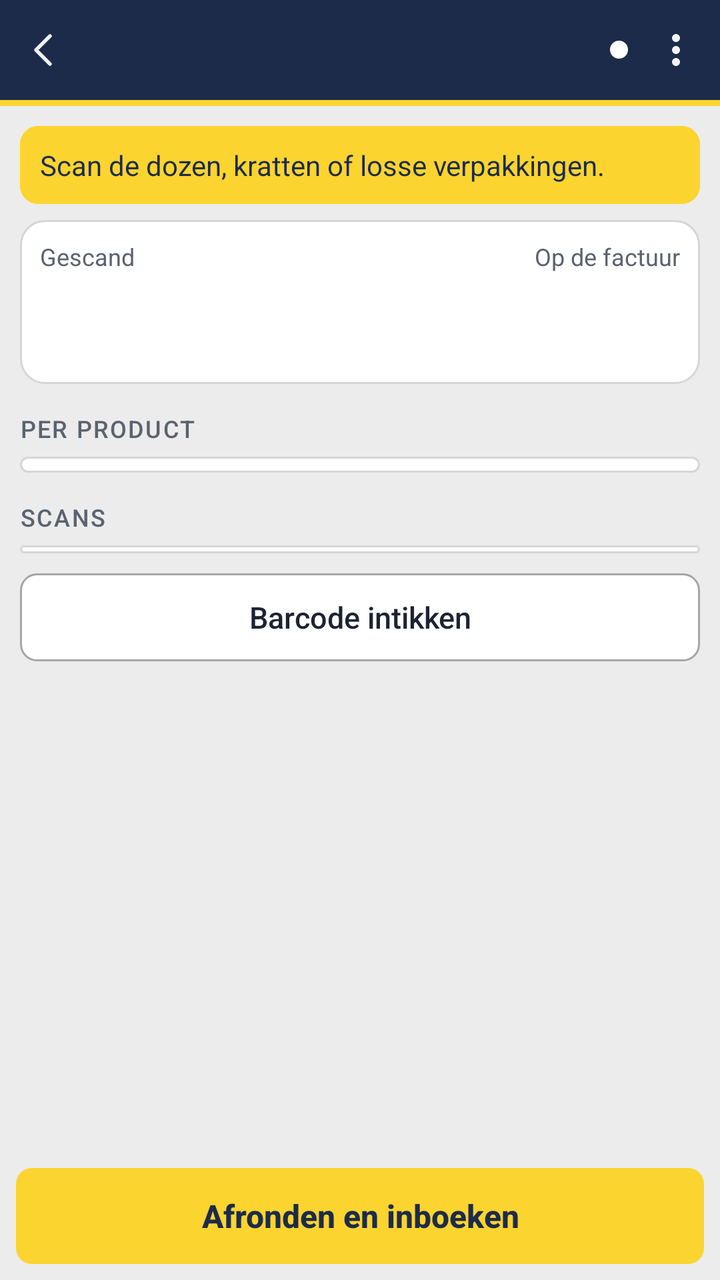
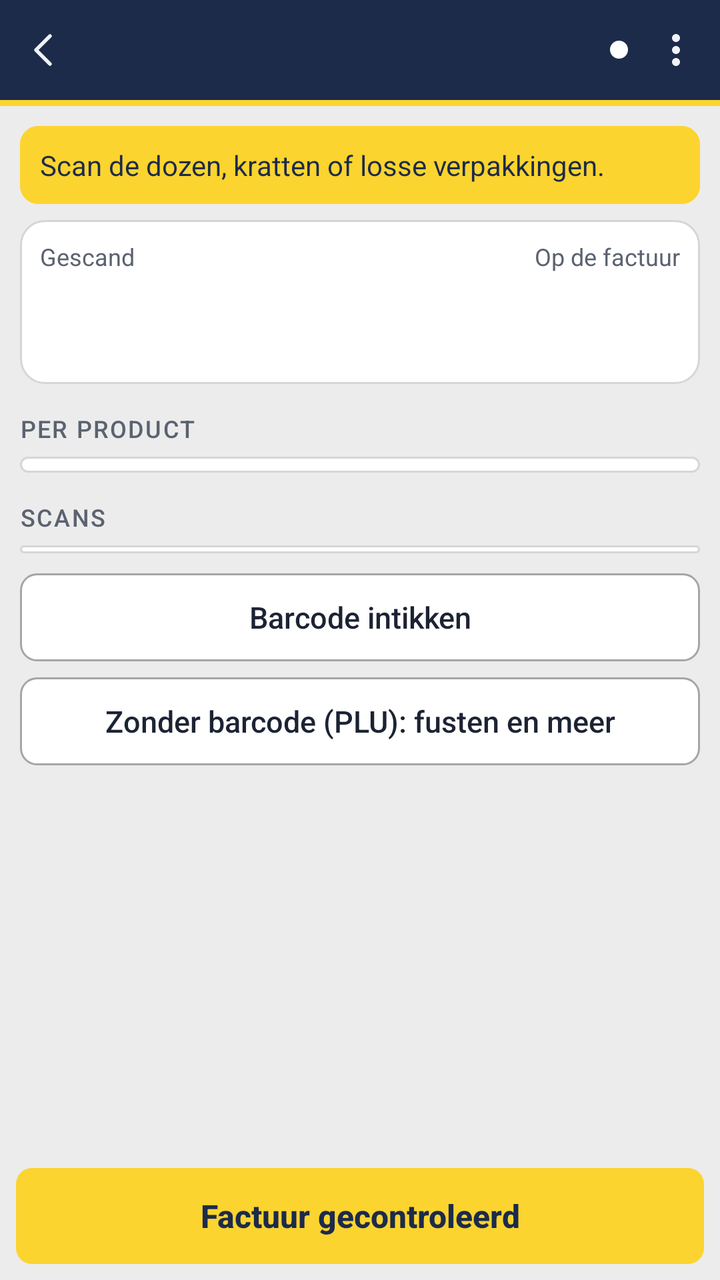

Two renders of the same Android screen: before a commit and after it. Below are the layout's source before the change and the commit's diff.
<!-- AndroidManifest.xml: activity theme Thema.Handterminal.Licht -->
<!-- res/layout/activity_factuur.xml -->
<?xml version="1.0" encoding="utf-8"?>
<LinearLayout xmlns:android="http://schemas.android.com/apk/res/android"
    xmlns:app="http://schemas.android.com/apk/res-auto"
    android:layout_width="match_parent"
    android:layout_height="match_parent"
    android:background="@color/achtergrond"
    android:orientation="vertical">

    <include
        android:id="@+id/balk"
        layout="@layout/balk" />

    <ScrollView
        android:layout_width="match_parent"
        android:layout_height="0dp"
        android:layout_weight="1">

        <LinearLayout
            android:layout_width="match_parent"
            android:layout_height="wrap_content"
            android:orientation="vertical"
            android:padding="10dp">

            <TextView
                android:id="@+id/scanMelding"
                android:layout_width="match_parent"
                android:layout_height="wrap_content"
                android:layout_marginBottom="8dp"
                android:background="@drawable/badge_geel"
                android:padding="10dp"
                android:text="@string/scan_dozen"
                android:textColor="@color/navy"
                android:textSize="14sp" />

            <LinearLayout
                android:layout_width="match_parent"
                android:layout_height="wrap_content"
                android:background="@drawable/kaart"
                android:orientation="horizontal"
                android:padding="10dp">

                <LinearLayout
                    android:layout_width="0dp"
                    android:layout_height="wrap_content"
                    android:layout_weight="1"
                    android:orientation="vertical">

                    <TextView
                        android:layout_width="wrap_content"
                        android:layout_height="wrap_content"
                        android:text="@string/gescand_totaal"
                        android:textColor="@color/tekst_zacht"
                        android:textSize="12sp" />

                    <TextView
                        android:id="@+id/totaal"
                        android:layout_width="wrap_content"
                        android:layout_height="wrap_content"
                        android:textColor="@color/tekst"
                        android:textSize="22sp"
                        android:textStyle="bold" />

                    <TextView
                        android:id="@+id/scans"
                        android:layout_width="wrap_content"
                        android:layout_height="wrap_content"
                        android:textColor="@color/tekst_zacht"
                        android:textSize="12sp" />
                </LinearLayout>

                <LinearLayout
                    android:id="@+id/bedragKnop"
                    android:layout_width="0dp"
                    android:layout_height="wrap_content"
                    android:layout_weight="1"
                    android:background="?android:attr/selectableItemBackground"
                    android:clickable="true"
                    android:focusable="true"
                    android:gravity="end"
                    android:orientation="vertical">

                    <TextView
                        android:layout_width="wrap_content"
                        android:layout_height="wrap_content"
                        android:text="@string/op_de_factuur"
                        android:textColor="@color/tekst_zacht"
                        android:textSize="12sp" />

                    <TextView
                        android:id="@+id/bedrag"
                        android:layout_width="wrap_content"
                        android:layout_height="wrap_content"
                        android:textColor="@color/navy"
                        android:textSize="22sp"
                        android:textStyle="bold" />

                    <TextView
                        android:id="@+id/verschil"
                        android:layout_width="wrap_content"
                        android:layout_height="wrap_content"
                        android:textColor="@color/tekst_zacht"
                        android:textSize="12sp" />
                </LinearLayout>
            </LinearLayout>

            
            <TextView
                android:id="@+id/besteldKop"
                style="@style/Kop"
                android:visibility="gone" />

            <LinearLayout
                android:id="@+id/besteld"
                android:layout_width="match_parent"
                android:layout_height="wrap_content"
                android:background="@drawable/kaart"
                android:orientation="vertical"
                android:visibility="gone" />

            <TextView
                style="@style/Kop"
                android:text="@string/per_product" />

            <LinearLayout
                android:id="@+id/perProduct"
                android:layout_width="match_parent"
                android:layout_height="wrap_content"
                android:background="@drawable/kaart"
                android:orientation="vertical"
                android:paddingStart="12dp"
                android:paddingTop="4dp"
                android:paddingEnd="12dp"
                android:paddingBottom="4dp" />

            <TextView
                style="@style/Kop"
                android:text="@string/scans_kop" />

            <LinearLayout
                android:id="@+id/regels"
                android:layout_width="match_parent"
                android:layout_height="wrap_content"
                android:background="@drawable/kaart"
                android:orientation="vertical"
                android:paddingStart="12dp"
                android:paddingTop="2dp"
                android:paddingEnd="4dp"
                android:paddingBottom="2dp" />

            <Button
                android:id="@+id/intikKnop"
                style="@style/Knop.Rand"
                android:layout_width="match_parent"
                android:layout_height="44dp"
                android:layout_marginTop="10dp"
                android:text="@string/barcode_intikken"
                android:textSize="15sp" />
        </LinearLayout>
    </ScrollView>

    <Button
        android:id="@+id/afrondenKnop"
        style="@style/Knop.Geel"
        android:layout_width="match_parent"
        android:layout_margin="8dp"
        app:drawableStartCompat="@drawable/ic_vink"
        app:drawableTint="@color/navy"
        android:text="@string/afronden_en_inboeken" />
</LinearLayout>
<!-- res/layout/balk.xml (included above) -->
<?xml version="1.0" encoding="utf-8"?>
<LinearLayout xmlns:android="http://schemas.android.com/apk/res/android"
    xmlns:app="http://schemas.android.com/apk/res-auto"
    android:layout_width="match_parent"
    android:layout_height="wrap_content"
    android:orientation="vertical">

    <LinearLayout
        android:id="@+id/balk"
        android:layout_width="match_parent"
        android:layout_height="50dp"
        android:background="@color/navy"
        android:gravity="center_vertical"
        android:orientation="horizontal"
        android:paddingEnd="2dp">

        <ImageButton
            android:id="@+id/balkTerug"
            android:layout_width="44dp"
            android:layout_height="50dp"
            android:background="@drawable/menu_knop"
            android:contentDescription="@string/terug"
            android:src="@drawable/ic_terug"
            app:tint="@color/tekst_op_navy" />

        <ImageView
            android:id="@+id/balkLogo"
            android:layout_width="34dp"
            android:layout_height="34dp"
            android:layout_marginStart="10dp"
            android:contentDescription="@string/club"
            android:src="@drawable/clublogo"
            android:visibility="gone" />

        <LinearLayout
            android:layout_width="0dp"
            android:layout_height="wrap_content"
            android:layout_marginStart="6dp"
            android:layout_weight="1"
            android:orientation="vertical">

            <TextView
                android:id="@+id/balkTitel"
                android:layout_width="match_parent"
                android:layout_height="wrap_content"
                android:ellipsize="end"
                android:singleLine="true"
                android:textColor="@color/wit"
                android:textSize="17sp"
                android:textStyle="bold" />

            <TextView
                android:id="@+id/balkSub"
                android:layout_width="match_parent"
                android:layout_height="wrap_content"
                android:ellipsize="end"
                android:singleLine="true"
                android:textColor="@color/tekst_zacht_op_navy"
                android:textSize="12sp"
                android:visibility="gone" />
        </LinearLayout>

        <View
            android:id="@+id/balkStip"
            android:layout_width="9dp"
            android:layout_height="9dp"
            android:layout_marginStart="6dp"
            android:layout_marginEnd="4dp"
            android:background="@drawable/status_stip" />

        <ImageButton
            android:id="@+id/balkMenu"
            android:layout_width="40dp"
            android:layout_height="50dp"
            android:background="@drawable/menu_knop"
            android:contentDescription="@string/menu_openen"
            android:src="@drawable/ic_menu"
            app:tint="@color/tekst_op_navy" />
    </LinearLayout>

    <View
        android:layout_width="match_parent"
        android:layout_height="3dp"
        android:background="@color/geel" />
</LinearLayout>
<!-- resources referenced by this layout -->
<resources>
  <color name="achtergrond">#ECECEC</color>
  <color name="geel">#FCD42F</color>
  <color name="navy">#1C2B4A</color>
  <color name="tekst">#1C2333</color>
  <color name="tekst_op_navy">#F0F2F6</color>
  <color name="tekst_zacht">#5B6270</color>
  <color name="tekst_zacht_op_navy">#A9B3CC</color>
  <color name="wit">#FFFFFF</color>
  <!-- drawable badge_geel (drawable) -->
  <?xml version="1.0" encoding="utf-8"?>
  <shape xmlns:android="http://schemas.android.com/apk/res/android">
      <corners android:radius="9dp" />
      <solid android:color="@color/geel" />
  </shape>
  <!-- drawable ic_terug (drawable) -->
  <?xml version="1.0" encoding="utf-8"?>
  <vector xmlns:android="http://schemas.android.com/apk/res/android"
      android:width="24dp"
      android:height="24dp"
      android:viewportWidth="24"
      android:viewportHeight="24">
      <path
          android:fillColor="#00000000"
          android:pathData="M15 5l-7 7 7 7"
          android:strokeWidth="1.8"
          android:strokeColor="#FFFFFFFF"
          android:strokeLineCap="round"
          android:strokeLineJoin="round" />
  </vector>
  <!-- drawable kaart (drawable) -->
  <?xml version="1.0" encoding="utf-8"?>
  <shape xmlns:android="http://schemas.android.com/apk/res/android">
      <corners android:radius="12dp" />
      <solid android:color="@color/kaart" />
      <stroke android:width="1dp" android:color="@color/rand_licht" />
  </shape>
  <!-- drawable menu_knop (drawable) -->
  <?xml version="1.0" encoding="utf-8"?>
  <selector xmlns:android="http://schemas.android.com/apk/res/android">
      <item android:state_pressed="true">
          <shape android:shape="oval"><solid android:color="#33FFFFFF" /></shape>
      </item>
      <item><shape android:shape="oval"><solid android:color="@android:color/transparent" /></shape></item>
  </selector>
  <!-- drawable status_stip (drawable) -->
  <?xml version="1.0" encoding="utf-8"?>
  <shape xmlns:android="http://schemas.android.com/apk/res/android" android:shape="oval">
      <solid android:color="@color/wit" />
  </shape>
  <string name="afronden_en_inboeken">Afronden en inboeken</string>
  <string name="barcode_intikken">Barcode intikken</string>
  <string name="club">s.v. Blauw-Geel 1915</string>
  <string name="gescand_totaal">Gescand</string>
  <string name="menu_openen">Menu</string>
  <string name="op_de_factuur">Op de factuur</string>
  <string name="per_product">Per product</string>
  <string name="scan_dozen">Scan de dozen, kratten of losse verpakkingen.</string>
  <string name="scans_kop">Scans</string>
  <string name="terug">Terug</string>
  <style name="Knop.Geel">
          <item name="android:background">@drawable/knop_geel</item>
          <item name="android:textColor">@color/navy</item>
          <item name="android:textStyle">bold</item>
      </style>
  <style name="Knop.Rand">
          <item name="android:background">@drawable/knop_rand</item>
          <item name="android:textColor">@color/tekst</item>
      </style>
  <style name="Thema.Handterminal.Licht">
          <item name="android:windowBackground">@color/achtergrond</item>
          <item name="android:textColorPrimary">@color/tekst</item>
      </style>
  <color name="kaart">#FFFFFF</color>
  <color name="rand_licht">#D6D6D6</color>
  <!-- drawable knop_geel (drawable) -->
  <?xml version="1.0" encoding="utf-8"?>
  <selector xmlns:android="http://schemas.android.com/apk/res/android">
      <item android:state_pressed="true">
          <shape><corners android:radius="8dp" /><solid android:color="@color/geel_donker" /></shape>
      </item>
      <item>
          <shape><corners android:radius="8dp" /><solid android:color="@color/geel" /></shape>
      </item>
  </selector>
  <color name="geel_donker">#E0BA17</color>
  <!-- unchanged entries left out for length: 5 -->
</resources>

<!-- the commit's change to res/layout/activity_factuur.xml (unified diff, before → after) -->
@@ -154,6 +154,15 @@
                 android:layout_height="44dp"
                 android:layout_marginTop="10dp"
                 android:text="@string/barcode_intikken"
+                android:textSize="15sp" />
+
+            <Button
+                android:id="@+id/pluKnop"
+                style="@style/Knop.Rand"
+                android:layout_width="match_parent"
+                android:layout_height="44dp"
+                android:layout_marginTop="8dp"
+                android:text="@string/plu_knop"
                 android:textSize="15sp" />
         </LinearLayout>
     </ScrollView>
<!-- resource entries referenced after the edit -->
@@ -49,13 +49,14 @@
   <shape xmlns:android="http://schemas.android.com/apk/res/android" android:shape="oval">
       <solid android:color="@color/wit" />
   </shape>
-  <string name="afronden_en_inboeken">Afronden en inboeken</string>
+  <string name="afronden_en_inboeken">Factuur gecontroleerd</string>
   <string name="barcode_intikken">Barcode intikken</string>
   <string name="club">s.v. Blauw-Geel 1915</string>
   <string name="gescand_totaal">Gescand</string>
   <string name="menu_openen">Menu</string>
   <string name="op_de_factuur">Op de factuur</string>
   <string name="per_product">Per product</string>
+  <string name="plu_knop">Zonder barcode (PLU): fusten en meer</string>
   <string name="scan_dozen">Scan de dozen, kratten of losse verpakkingen.</string>
   <string name="scans_kop">Scans</string>
   <string name="terug">Terug</string>
